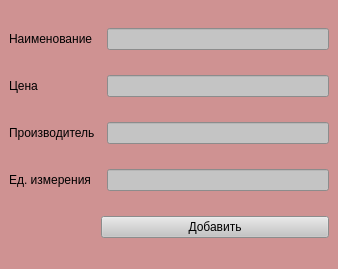
Before: the Qt Designer form ui/product.ui in FIIckSesh/MRP, drawn with Qt 5.
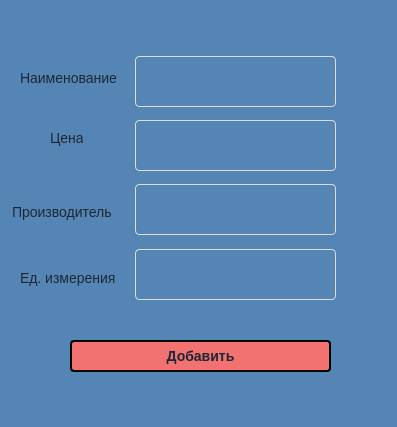
After: the same form once the commit is applied.

The edit to the form file:
```diff
--- a/ui/product.ui
+++ b/ui/product.ui
@@ -6,85 +6,179 @@
    <rect>
     <x>0</x>
     <y>0</y>
-    <width>338</width>
-    <height>269</height>
+    <width>397</width>
+    <height>427</height>
    </rect>
   </property>
   <property name="windowTitle">
    <string>Добавить новый товар</string>
   </property>
   <property name="styleSheet">
-   <string notr="true">background: #CF9292;</string>
+   <string notr="true">background: #5585B5;
+padding: 0;
+    margin: 0;
+    font-family: 'Open Sans', sans-serif;
+    font-size: 14px;
+    color: #1D2734;</string>
   </property>
   <widget class="QWidget" name="centralwidget">
-   <layout class="QGridLayout" name="gridLayout">
-    <item row="2" column="0" colspan="2">
      <widget class="QLabel" name="label_2">
+    <property name="geometry">
+     <rect>
+      <x>50</x>
+      <y>130</y>
+      <width>33</width>
+      <height>16</height>
+     </rect>
+    </property>
       <property name="text">
        <string>Цена</string>
       </property>
      </widget>
-    </item>
-    <item row="4" column="0" colspan="2">
      <widget class="QLabel" name="label_4">
+    <property name="geometry">
+     <rect>
+      <x>20</x>
+      <y>270</y>
+      <width>101</width>
+      <height>16</height>
+     </rect>
+    </property>
       <property name="text">
        <string>Ед. измерения</string>
       </property>
      </widget>
-    </item>
-    <item row="0" column="0">
      <widget class="QLabel" name="label">
+    <property name="geometry">
+     <rect>
+      <x>20</x>
+      <y>70</y>
+      <width>101</width>
+      <height>16</height>
+     </rect>
+    </property>
       <property name="text">
        <string>Наименование</string>
       </property>
      </widget>
-    </item>
-    <item row="2" column="2">
      <widget class="QLineEdit" name="priceLine">
+    <property name="geometry">
+     <rect>
+      <x>135</x>
+      <y>120</y>
+      <width>201</width>
+      <height>51</height>
+     </rect>
+    </property>
       <property name="styleSheet">
-       <string notr="true">background: #C4C4C4;</string>
-      </property>
-     </widget>
-    </item>
-    <item row="3" column="0">
+     <string notr="true">width: 100%;
+    outline: none;
+    border: 1px solid #DCDEE1;
+    border-radius: 4px;
+    color: #1D2734;
+    padding-left: 16px;
+    box-sizing: border-box;
+    -webkit-appearance: none;</string>
+    </property>
+   </widget>
      <widget class="QLabel" name="label_3">
+    <property name="geometry">
+     <rect>
+      <x>12</x>
+      <y>204</y>
+      <width>111</width>
+      <height>16</height>
+     </rect>
+    </property>
       <property name="text">
        <string>Производитель</string>
       </property>
      </widget>
-    </item>
-    <item row="4" column="2">
      <widget class="QLineEdit" name="measurmentLine">
+    <property name="geometry">
+     <rect>
+      <x>135</x>
+      <y>249</y>
+      <width>201</width>
+      <height>51</height>
+     </rect>
+    </property>
       <property name="styleSheet">
-       <string notr="true">background: #C4C4C4;</string>
-      </property>
-     </widget>
-    </item>
-    <item row="0" column="2">
+     <string notr="true">width: 100%;
+    outline: none;
+    border: 1px solid #DCDEE1;
+    border-radius: 4px;
+    color: #1D2734;
+    padding-left: 16px;
+    box-sizing: border-box;
+    -webkit-appearance: none;</string>
+    </property>
+   </widget>
      <widget class="QLineEdit" name="nameLine">
+    <property name="geometry">
+     <rect>
+      <x>135</x>
+      <y>56</y>
+      <width>201</width>
+      <height>51</height>
+     </rect>
+    </property>
       <property name="styleSheet">
-       <string notr="true">background: #C4C4C4;</string>
-      </property>
-     </widget>
-    </item>
-    <item row="5" column="1" colspan="2">
+     <string notr="true">width: 100%;
+    outline: none;
+    border: 1px solid #DCDEE1;
+    border-radius: 4px;
+    color: #1D2734;
+    padding-left: 16px;
+    box-sizing: border-box;
+    -webkit-appearance: none;</string>
+    </property>
+   </widget>
      <widget class="QPushButton" name="prodAddBtn">
+    <property name="geometry">
+     <rect>
+      <x>70</x>
+      <y>340</y>
+      <width>261</width>
+      <height>32</height>
+     </rect>
+    </property>
       <property name="styleSheet">
-       <string notr="true">background: #C4C4C4;</string>
+     <string notr="true">border: 2px solid;
+border-radius: 4px;
+box-sizing: border-box;
+cursor: pointer;
+outline: none;
+position: relative;
+transition: 0.3s;
+font-weight: 600;
+vertical-align: middle;
+background: #F27171;</string>
       </property>
       <property name="text">
        <string>Добавить</string>
       </property>
      </widget>
-    </item>
-    <item row="3" column="2">
      <widget class="QLineEdit" name="producerLine">
+    <property name="geometry">
+     <rect>
+      <x>135</x>
+      <y>184</y>
+      <width>201</width>
+      <height>51</height>
+     </rect>
+    </property>
       <property name="styleSheet">
-       <string notr="true">background: #C4C4C4;</string>
-      </property>
-     </widget>
-    </item>
-   </layout>
+     <string notr="true">width: 100%;
+    outline: none;
+    border: 1px solid #DCDEE1;
+    border-radius: 4px;
+    color: #1D2734;
+    padding-left: 16px;
+    box-sizing: border-box;
+    -webkit-appearance: none;</string>
+    </property>
+   </widget>
   </widget>
  </widget>
  <resources/>
```
Lines whose indentation alone changed are shown as unchanged.
